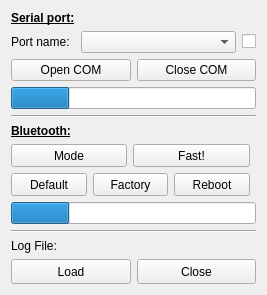
First picture: the form in ui/w_config.ui, repository johnbatzer18/biomech_flexsea-plan, before the edit.
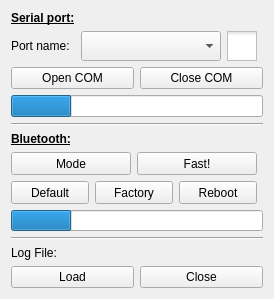
Second picture: the form after the edit. Icons and pictures are not drawn.

```diff
--- a/ui/w_config.ui
+++ b/ui/w_config.ui
@@ -7,7 +7,7 @@
     <x>0</x>
     <y>0</y>
     <width>267</width>
-    <height>295</height>
+    <height>299</height>
    </rect>
   </property>
   <property name="sizePolicy">
@@ -21,7 +21,7 @@
   </property>
   <layout class="QVBoxLayout" name="verticalLayout_2">
    <item>
-    <layout class="QVBoxLayout" name="verticalLayout" stretch="0,0,0,0,0,1">
+    <layout class="QVBoxLayout" name="verticalLayout" stretch="0,0,0,0,0,0">
      <item>
       <layout class="QGridLayout" name="gridLayout">
        <property name="sizeConstraint">
@@ -86,6 +86,22 @@
        </item>
        <item row="1" column="2">
         <widget class="QCheckBox" name="checkBoxFavoritePort">
+         <property name="styleSheet">
+          <string notr="true">QCheckBox::indicator {
+     width: 30px;
+     height: 30px;
+ }
+
+  QCheckBox::indicator:checked
+  {
+    image: url(:/icons/checkboxCheckedStar.png);
+  }
+
+  QCheckBox::indicator:unchecked
+  {
+    image: url(:/icons/checkboxUncheckedStar.png);
+  }</string>
+         </property>
          <property name="text">
           <string/>
          </property>
```
Left out of the diff: 26 changed lines with no effect on the pictures.
